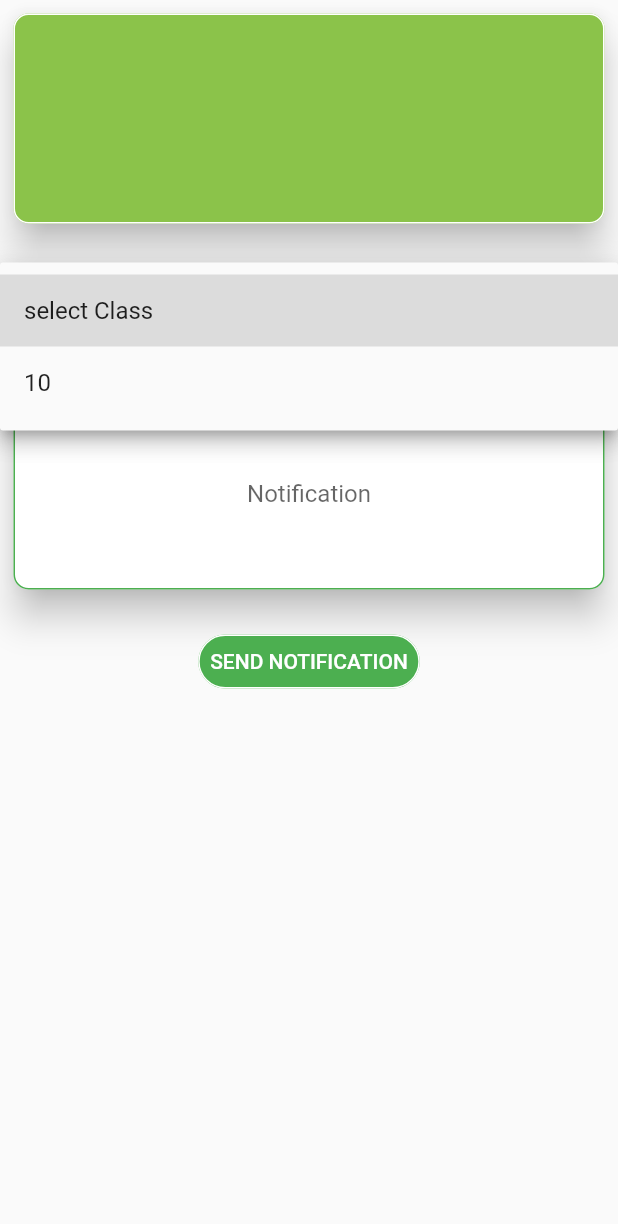
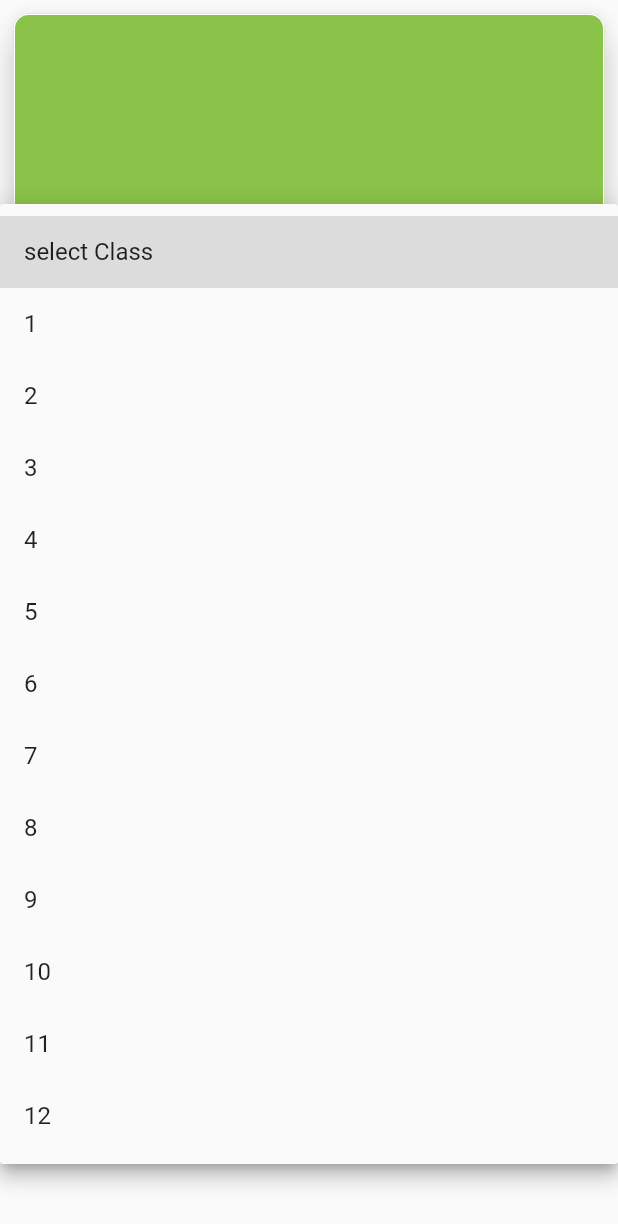
Before and after one commit to ankitshrivastava00/Shikshatam, a Flutter app: the DashboardList screen opened directly, after a tap on "select Class", on a phone screen of 412 x 824 dp. Shown: the top 1224 px of the screen. Run offline on Flutter 3.47's test engine with Material 2 defaults, Android fonts, the phone set to English and light mode, and no system bars; drawn by our look-alikes of carousel_slider; our stand-ins replace cloud_firestore, connectivity, firebase_auth, firebase_messaging, flutter_local_notifications, fluttertoast and 1 more; accounts and stored records are empty.

Commit message:
03-02-2020

```diff
--- a/lib/service/notification_service.dart
+++ b/lib/service/notification_service.dart
@@ -1,10 +1,7 @@
 import 'package:data_application/activity/home.dart';
 import 'package:data_application/activity/login.dart';
-import 'package:data_application/activity/notification_list.dart';
-import 'package:data_application/authenticate/authenticate.dart';
 import 'package:data_application/common/Constants.dart';
 import 'package:data_application/model/user.dart';
-import 'package:data_application/service/databaseService.dart';
 import 'package:data_application/teacher_screens/teacher_home.dart';
 import 'package:flutter/material.dart';
 import 'dart:io';
--- a/lib/teacher_screens/dashboard.dart
+++ b/lib/teacher_screens/dashboard.dart
@@ -1,6 +1,7 @@
 import 'package:cloud_firestore/cloud_firestore.dart';
 import 'package:data_application/common/Constants.dart';
 import 'package:data_application/common/UserPreferences.dart';
+import 'package:data_application/model/class_model.dart';
 import 'package:data_application/model/institute.dart';
 import 'package:data_application/model/notification_model.dart';
 import 'package:flutter/cupertino.dart';
@@ -19,17 +20,15 @@ class DashboardListState extends State<DashboardList> {
   String items = "true";
   List<NotificationModel> lis = List();
   var isLoading = false;
-  Institute _selectClass;
-  List<DropdownMenuItem<Institute>> _dropDownMenuItemsClass;
-  List<Institute> classlist = List();
+  ClassModel _selectClass;
+  List<DropdownMenuItem<ClassModel>> _dropDownMenuItemsClass;
+  List classlist =  ClassModel.getCompanies();
 
   @override
   Future initState() {
     super.initState();
     getData();
     showdata();
-    classlist.add( Institute(id: '1',name: 'select Class',city: '',state:'',country:'',pincode:'' ,address:'' ));
-    classlist.add( Institute(id: '2',name: '10',city: '',state:'',country:'',pincode:'' ,address:'' ));
 
     _dropDownMenuItemsClass = buildAndGetDropDownMenuItemsClass(classlist);
     _selectClass = _dropDownMenuItemsClass[0].value;
@@ -43,15 +42,13 @@ class DashboardListState extends State<DashboardList> {
       email = prefs.getString(UserPreferences.USER_EMAIL).toString();
     });
   }
-
-
-  List<DropdownMenuItem<Institute>> buildAndGetDropDownMenuItemsClass(List institute) {
-    List<DropdownMenuItem<Institute>> items = new List();
-    for (Institute i in institute) {
+  List<DropdownMenuItem<ClassModel>> buildAndGetDropDownMenuItemsClass(List institute) {
+    List<DropdownMenuItem<ClassModel>> items = new List();
+    for (ClassModel i in institute) {
       items.add(
         DropdownMenuItem(
           value: i,
-          child: Text(i.name),
+          child: Text(i.Name),
         ),
       );
     }
@@ -83,14 +80,11 @@ class DashboardListState extends State<DashboardList> {
       print(e.toString());
     }
   }
-
-
-  void changedDropDownItemClass(Institute selectedFruit) {
+  void changedDropDownItemClass(ClassModel selectedFruit) {
     setState(() {
       _selectClass = selectedFruit;
     });
   }
-
 
   @override
   Widget build(BuildContext context) {
```
Also changed, not shown: lib/teacher_screens/student_details.dart (+11 -12 lines), pubspec.lock, 2 other files.
